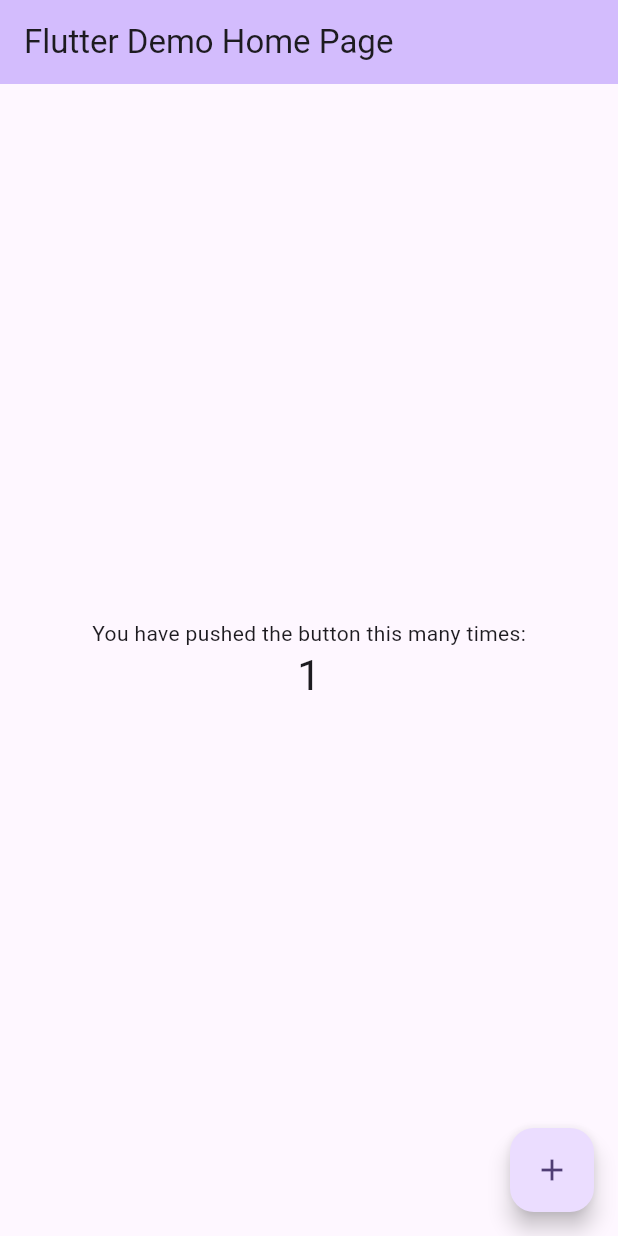
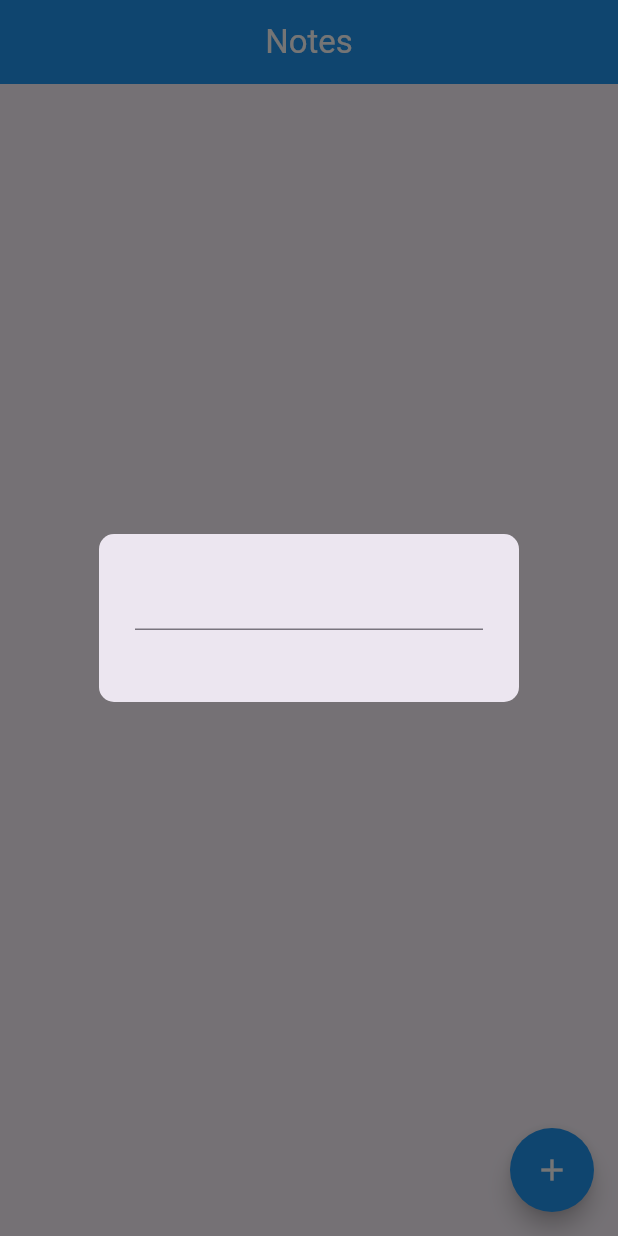
Before and after one commit to Rayane300402/notes_app, a Flutter app: the screen it shows after launch, after a tap on the "add" icon, on a phone screen of 412 x 824 dp. Run offline on Flutter 3.47's test engine with Material 3 defaults, Android fonts, the phone set to English and light mode, and no system bars; our stand-ins replace isar; accounts and stored records are empty; generated files the repository leaves out were written again.

Commit message:
set up isar db and initialize db

```diff
--- a/lib/main.dart
+++ b/lib/main.dart
@@ -1,125 +1,29 @@
 import 'package:flutter/material.dart';
+import 'package:notes_app/models/note_db.dart';
+import 'package:notes_app/pages/notes_page.dart';
+import 'package:provider/provider.dart';
 
-void main() {
-  runApp(const MyApp());
+void main() async{
+  // initialize db
+  WidgetsFlutterBinding.ensureInitialized();
+  await NoteDatabase.initialize();
+
+  runApp(
+      ChangeNotifierProvider(
+          create: (_) => NoteDatabase(),
+        child: const MyApp(),
+      )
+  );
 }
 
 class MyApp extends StatelessWidget {
   const MyApp({super.key});
 
-  // This widget is the root of your application.
   @override
   Widget build(BuildContext context) {
-    return MaterialApp(
-      title: 'Flutter Demo',
-      theme: ThemeData(
-        // This is the theme of your application.
-        //
-        // TRY THIS: Try running your application with "flutter run". You'll see
-        // the application has a purple toolbar. Then, without quitting the app,
-        // try changing the seedColor in the colorScheme below to Colors.green
-        // and then invoke "hot reload" (save your changes or press the "hot
-        // reload" button in a Flutter-supported IDE, or press "r" if you used
-        // the command line to start the app).
-        //
-        // Notice that the counter didn't reset back to zero; the application
-        // state is not lost during the reload. To reset the state, use hot
-        // restart instead.
-        //
-        // This works for code too, not just values: Most code changes can be
-        // tested with just a hot reload.
-        colorScheme: ColorScheme.fromSeed(seedColor: Colors.deepPurple),
-        useMaterial3: true,
-      ),
-      home: const MyHomePage(title: 'Flutter Demo Home Page'),
+    return const MaterialApp(
+      debugShowCheckedModeBanner: false,
+      home: NotesPage(),
     );
   }
 }
-
-class MyHomePage extends StatefulWidget {
-  const MyHomePage({super.key, required this.title});
-
-  // This widget is the home page of your application. It is stateful, meaning
-  // that it has a State object (defined below) that contains fields that affect
-  // how it looks.
-
-  // This class is the configuration for the state. It holds the values (in this
-  // case the title) provided by the parent (in this case the App widget) and
-  // used by the build method of the State. Fields in a Widget subclass are
-  // always marked "final".
-
-  final String title;
-
-  @override
-  State<MyHomePage> createState() => _MyHomePageState();
-}
-
-class _MyHomePageState extends State<MyHomePage> {
-  int _counter = 0;
-
-  void _incrementCounter() {
-    setState(() {
-      // This call to setState tells the Flutter framework that something has
-      // changed in this State, which causes it to rerun the build method below
-      // so that the display can reflect the updated values. If we changed
-      // _counter without calling setState(), then the build method would not be
-      // called again, and so nothing would appear to happen.
-      _counter++;
-    });
-  }
-
-  @override
-  Widget build(BuildContext context) {
-    // This method is rerun every time setState is called, for instance as done
-    // by the _incrementCounter method above.
-    //
-    // The Flutter framework has been optimized to make rerunning build methods
-    // fast, so that you can just rebuild anything that needs updating rather
-    // than having to individually change instances of widgets.
-    return Scaffold(
-      appBar: AppBar(
-        // TRY THIS: Try changing the color here to a specific color (to
-        // Colors.amber, perhaps?) and trigger a hot reload to see the AppBar
-        // change color while the other colors stay the same.
-        backgroundColor: Theme.of(context).colorScheme.inversePrimary,
-        // Here we take the value from the MyHomePage object that was created by
-        // the App.build method, and use it to set our appbar title.
-        title: Text(widget.title),
-      ),
-      body: Center(
-        // Center is a layout widget. It takes a single child and positions it
-        // in the middle of the parent.
-        child: Column(
-          // Column is also a layout widget. It takes a list of children and
-          // arranges them vertically. By default, it sizes itself to fit its
-          // children horizontally, and tries to be as tall as its parent.
-          //
-          // Column has various properties to control how it sizes itself and
-          // how it positions its children. Here we use mainAxisAlignment to
-          // center the children vertically; the main axis here is the vertical
-          // axis because Columns are vertical (the cross axis would be
-          // horizontal).
-          //
-          // TRY THIS: Invoke "debug painting" (choose the "Toggle Debug Paint"
-          // action in the IDE, or press "p" in the console), to see the
-          // wireframe for each widget.
-          mainAxisAlignment: MainAxisAlignment.center,
-          children: <Widget>[
-            const Text(
-              'You have pushed the button this many times:',
-            ),
-            Text(
-              '$_counter',
-              style: Theme.of(context).textTheme.headlineMedium,
-            ),
-          ],
-        ),
-      ),
-      floatingActionButton: FloatingActionButton(
-        onPressed: _incrementCounter,
-        tooltip: 'Increment',
-        child: const Icon(Icons.add),
-      ), // This trailing comma makes auto-formatting nicer for build methods.
-    );
-  }
-}
--- /dev/null
+++ b/lib/models/note.dart
@@ -0,0 +1,11 @@
+import 'package:isar/isar.dart';
+
+// line needed to generate file
+// then run: dart run build_runner build
+part 'note.g.dart';
+
+@Collection()
+class Note {
+  Id id = Isar.autoIncrement;
+  late String text;
+}
--- /dev/null
+++ b/lib/models/note_db.dart
@@ -0,0 +1,68 @@
+import 'package:flutter/cupertino.dart';
+import 'package:isar/isar.dart';
+import 'package:notes_app/models/note.dart';
+import 'package:path_provider/path_provider.dart';
+
+class NoteDatabase extends ChangeNotifier {
+  static late Isar isar;
+
+  // I N I T I A L I Z E - D B
+  static Future<void> initialize() async {
+    final dir = await getApplicationDocumentsDirectory();
+    isar = await Isar.open(
+        [NoteSchema],
+        directory: dir.path
+    );
+  }
+
+  final List<Note> currentNotes = [];
+
+  // C R E A T E - a note and save to db
+  Future<void> addNote(String textFromUser) async {
+    final newNote = Note()..text = textFromUser;
+
+    // save to db
+    await isar.writeTxn(() => isar.notes.put(newNote));
+
+    // re-read from db
+    await fetchNotes();
+  }
+
+  // R E A D - notes from db
+  Future<void> fetchNotes() async {
+    List<Note> fetchedNotes = await isar.notes.where().findAll();
+    currentNotes.clear();
+    currentNotes.addAll(fetchedNotes);
+    notifyListeners();
+  }
+
+  // U P D A  T E - a note in db
+  Future<void> updateNote (int id, String newText) async {
+      final existingNote = await isar.notes.get(id);
+
+      if(existingNote != null){
+        existingNote.text = newText;
+        await  isar.writeTxn(() => isar.notes.put(existingNote));
+
+        await fetchNotes();
+      }
+  }
+
+  // D E L E T E - a note from the db
+  Future<void> deleteNote(int id) async {
+    await isar.writeTxn(() =>  isar.notes.delete(id));
+    await fetchNotes();
+  }
+
+  Future<void> deleteAll() async {
+    List<int> allNotes = [] ;
+    for (Note notes in currentNotes){
+      allNotes.add(notes.id);
+    }
+
+    await isar.writeTxn(() => isar.notes.deleteAll(allNotes));
+
+    await fetchNotes();
+  }
+
+}
--- /dev/null
+++ b/lib/pages/notes_page.dart
@@ -0,0 +1,53 @@
+// ignore_for_file: prefer_const_constructors
+
+import 'package:flutter/material.dart';
+
+class NotesPage extends StatefulWidget {
+  const NotesPage({super.key});
+
+  @override
+  State<NotesPage> createState() => _NotesPageState();
+}
+
+class _NotesPageState extends State<NotesPage> {
+
+  TextEditingController textController = TextEditingController();
+
+  // create
+  void createNote(){
+    showDialog(
+        context: context,
+        builder:(context) => AlertDialog(
+          shape: RoundedRectangleBorder(
+            borderRadius: BorderRadius.all(Radius.circular(10)),
+          ),
+          content: TextField(
+            controller: textController,
+          ),
+          actions: [
+            // create a confirm button
+
+          ],
+        )
+    );
+  }
+
+  // read
+
+  // update
+
+  // delete
+
+  @override
+  Widget build(BuildContext context) {
+    return Scaffold(
+      appBar: AppBar(title: const Text('Notes', style: TextStyle(color: Colors.white),), backgroundColor: Colors.blue, centerTitle: true,),
+      floatingActionButton: FloatingActionButton(
+        onPressed: createNote,
+        backgroundColor: Colors.blue,
+        shape: const  CircleBorder(),
+        child: const  Icon(Icons.add,color: Colors.white,),
+      ),
+    );
+  }
+}
--- a/pubspec.yaml
+++ b/pubspec.yaml
@@ -35,6 +35,10 @@ dependencies:
   # The following adds the Cupertino Icons font to your application.
   # Use with the CupertinoIcons class for iOS style icons.
   cupertino_icons: ^1.0.6
+  isar: ^3.1.0+1
+  isar_flutter_libs: ^3.1.0+1
+  path_provider: ^2.1.5
+  provider: ^6.1.2
 
 dev_dependencies:
   flutter_test:
@@ -46,6 +50,8 @@ dev_dependencies:
   # package. See that file for information about deactivating specific lint
   # rules and activating additional ones.
   flutter_lints: ^3.0.0
+  isar_generator: ^3.1.0+1
+  build_runner: ^2.4.11
 
 # For information on the generic Dart part of this file, see the
 # following page: https://dart.dev/tools/pub/pubspec
```
Also changed, not shown: lib/models/note.g.dart (added), pubspec.lock, 5 other files.
